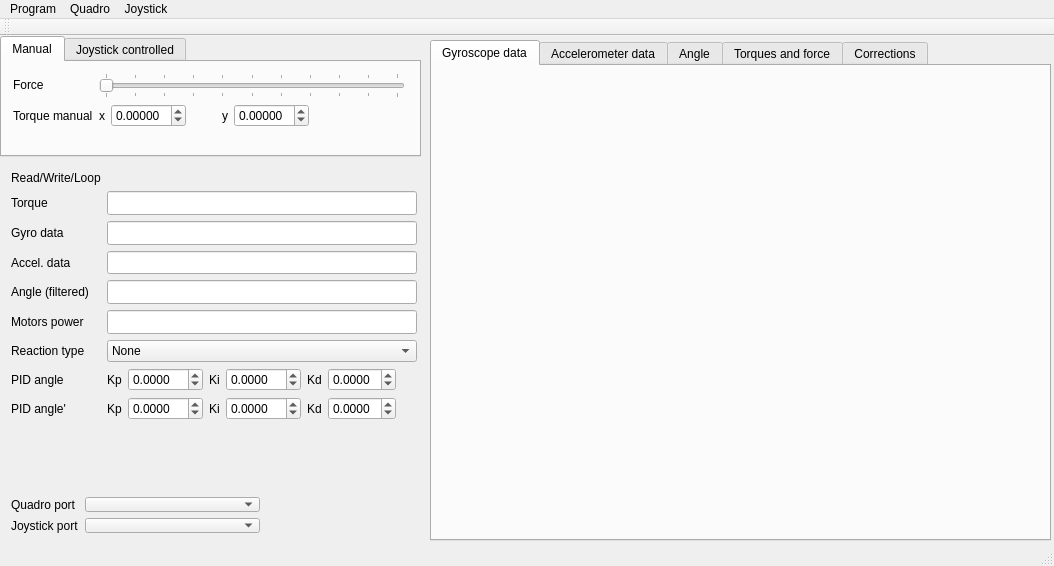
First picture: the form in control/qt/quadro.ui, repository it-workshop/Quadrocopter, before the edit.
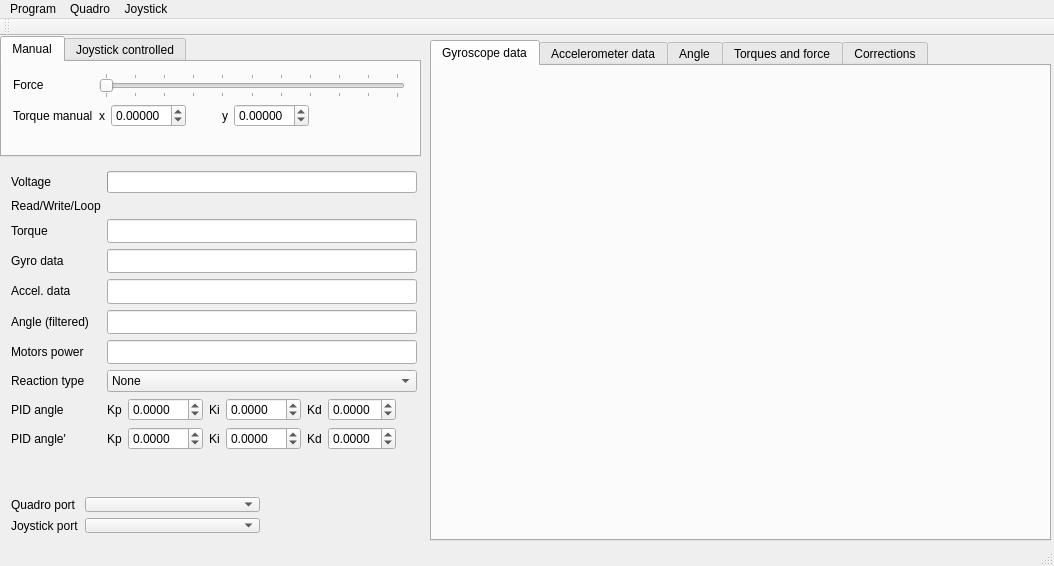
Second picture: the form after the edit. Custom widgets are drawn as their Qt base class.

Commit message: Voltage sensor

Patch:
```diff
--- a/control/qt/quadro.ui
+++ b/control/qt/quadro.ui
@@ -297,35 +297,35 @@
       <x>0</x>
       <y>124</y>
       <width>428</width>
-      <height>271</height>
+      <height>301</height>
      </rect>
     </property>
     <layout class="QFormLayout" name="formLayout_2">
      <property name="fieldGrowthPolicy">
       <enum>QFormLayout::AllNonFixedFieldsGrow</enum>
      </property>
-     <item row="1" column="0">
+     <item row="2" column="0">
       <widget class="QLabel" name="label_readwrite_time">
        <property name="text">
         <string>Read/Write/Loop</string>
        </property>
       </widget>
      </item>
-     <item row="1" column="1">
+     <item row="2" column="1">
       <widget class="QLabel" name="readwrite_time">
        <property name="text">
         <string/>
        </property>
       </widget>
      </item>
-     <item row="2" column="0">
+     <item row="3" column="0">
       <widget class="QLabel" name="label_throttle">
        <property name="text">
         <string>Torque</string>
        </property>
       </widget>
      </item>
-     <item row="2" column="1">
+     <item row="3" column="1">
       <widget class="QLineEdit" name="torque">
        <property name="font">
         <font>
@@ -335,14 +335,14 @@
        </property>
       </widget>
      </item>
-     <item row="3" column="0">
+     <item row="4" column="0">
       <widget class="QLabel" name="label_gyro">
        <property name="text">
         <string>Gyro data</string>
        </property>
       </widget>
      </item>
-     <item row="3" column="1">
+     <item row="4" column="1">
       <widget class="QLineEdit" name="gyro">
        <property name="font">
         <font>
@@ -352,14 +352,14 @@
        </property>
       </widget>
      </item>
-     <item row="4" column="0">
+     <item row="5" column="0">
       <widget class="QLabel" name="label_accel">
        <property name="text">
         <string>Accel. data</string>
        </property>
       </widget>
      </item>
-     <item row="4" column="1">
+     <item row="5" column="1">
       <widget class="QLineEdit" name="accel">
        <property name="font">
         <font>
@@ -369,14 +369,14 @@
        </property>
       </widget>
      </item>
-     <item row="5" column="0">
+     <item row="6" column="0">
       <widget class="QLabel" name="label_angle">
        <property name="text">
         <string>Angle (filtered)</string>
        </property>
       </widget>
      </item>
-     <item row="5" column="1">
+     <item row="6" column="1">
       <widget class="QLineEdit" name="angle">
        <property name="font">
         <font>
@@ -386,14 +386,14 @@
        </property>
       </widget>
      </item>
-     <item row="6" column="0">
+     <item row="7" column="0">
       <widget class="QLabel" name="label_motors">
        <property name="text">
         <string>Motors power</string>
        </property>
       </widget>
      </item>
-     <item row="6" column="1">
+     <item row="7" column="1">
       <widget class="QLineEdit" name="motors">
        <property name="font">
         <font>
@@ -403,14 +403,14 @@
        </property>
       </widget>
      </item>
-     <item row="7" column="0">
+     <item row="8" column="0">
       <widget class="QLabel" name="label_reaction_type">
        <property name="text">
         <string>Reaction type</string>
        </property>
       </widget>
      </item>
-     <item row="7" column="1">
+     <item row="8" column="1">
       <widget class="QComboBox" name="reaction_type">
        <property name="currentIndex">
         <number>0</number>
@@ -437,14 +437,14 @@
        </item>
       </widget>
      </item>
-     <item row="8" column="0">
+     <item row="9" column="0">
       <widget class="QLabel" name="label_PID_angle">
        <property name="text">
         <string>PID angle</string>
        </property>
       </widget>
      </item>
-     <item row="8" column="1">
+     <item row="9" column="1">
       <layout class="QHBoxLayout" name="horizontalLayout_2">
        <property name="sizeConstraint">
         <enum>QLayout::SetMinimumSize</enum>
@@ -571,14 +571,14 @@
        </item>
       </layout>
      </item>
-     <item row="9" column="0">
+     <item row="10" column="0">
       <widget class="QLabel" name="label_PID_angular_velocity">
        <property name="text">
         <string>PID angle'</string>
        </property>
       </widget>
      </item>
-     <item row="9" column="1">
+     <item row="10" column="1">
       <layout class="QHBoxLayout" name="horizontalLayout_3">
        <property name="sizeConstraint">
         <enum>QLayout::SetMinimumSize</enum>
@@ -702,6 +702,26 @@
        </item>
       </layout>
      </item>
+     <item row="1" column="0">
+      <widget class="QLabel" name="label_voltage">
+       <property name="text">
+        <string>Voltage</string>
+       </property>
+      </widget>
+     </item>
+     <item row="1" column="1">
+      <widget class="QProgressBar" name="voltage">
+       <property name="maximum">
+        <number>100</number>
+       </property>
+       <property name="value">
+        <number>0</number>
+       </property>
+       <property name="format">
+        <string/>
+       </property>
+      </widget>
+     </item>
     </layout>
    </widget>
    <widget class="QTabWidget" name="tabwidgetplot">
```
The commit also changes 10 other files.
